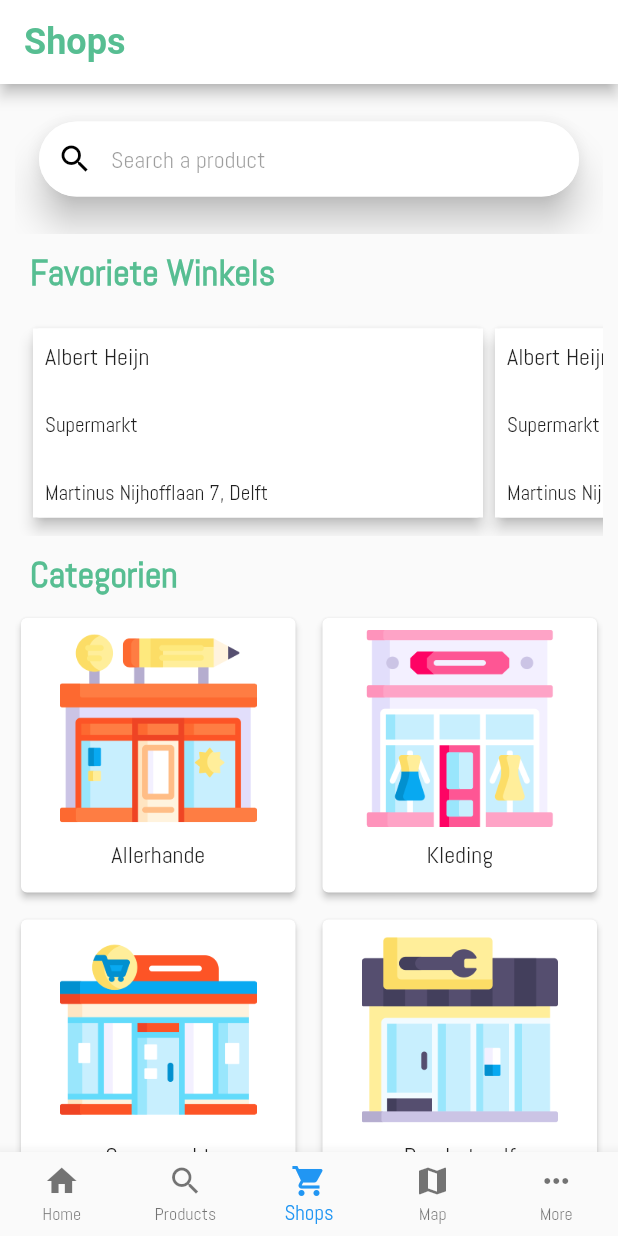
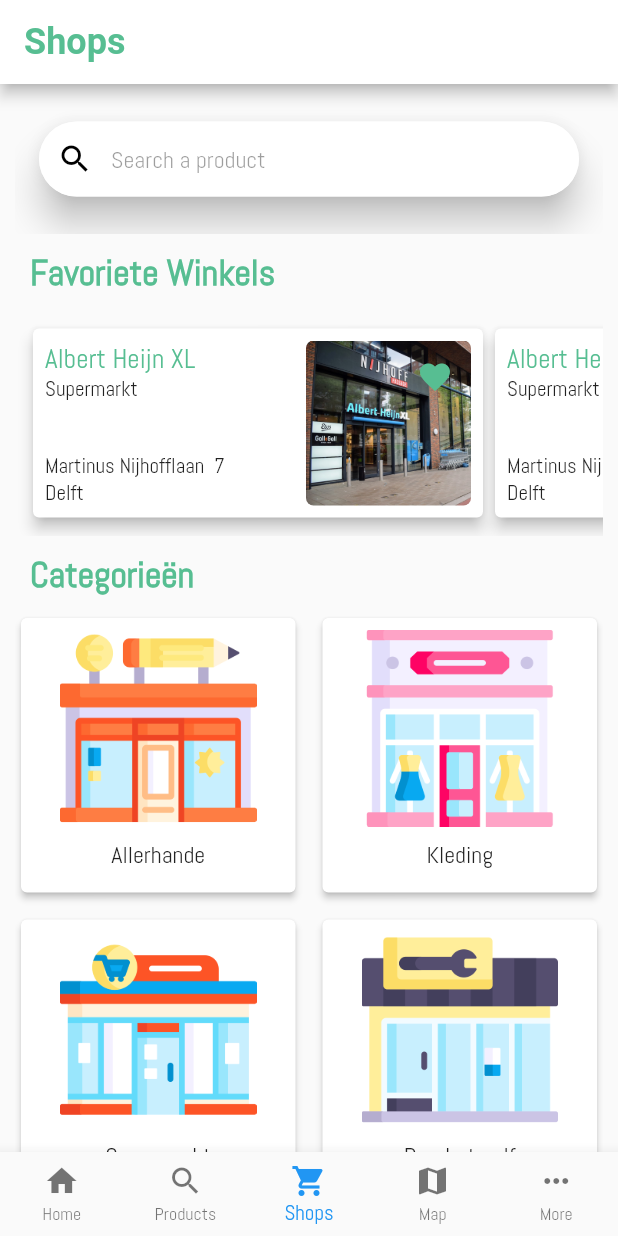
Before and after one commit to abel-vs/shapp, a Flutter app: the screen it shows after launch, item 3 of the bottom bar chosen, on a phone screen of 412 x 824 dp. Run offline on Flutter 3.47's test engine with Material 2 defaults, Android fonts, the phone set to English and light mode, and no system bars; our stand-ins replace google_maps_flutter, location, share.

Commit message:
Added ShopCard
With length-proof text, heck yeah!

```diff
--- a/lib/main.dart
+++ b/lib/main.dart
@@ -46,6 +46,10 @@
             fontWeight: FontWeight.bold,
             fontSize: 24,
           ),
+          subtitle2: TextStyle(
+            color: Color.fromRGBO(87, 190, 146, 1),
+            fontSize: 18,
+          ),
         ),
       ),
 
--- a/lib/screens/shops_page.dart
+++ b/lib/screens/shops_page.dart
@@ -55,7 +55,7 @@
               child: Padding(
                 padding: const EdgeInsets.all(10.0),
                 child: Text(
-                  "Categorien",
+                  "Categorieën",
                   style: Theme.of(context).textTheme.headline6,
                 ),
               ),
--- a/lib/widgets/shop_card.dart
+++ b/lib/widgets/shop_card.dart
@@ -1,32 +1,90 @@
 import 'package:flutter/material.dart';
 
 class ShopCard extends StatelessWidget {
-
   const ShopCard({
     Key key,
   }) : super(key: key);
 
   @override
   Widget build(BuildContext context) {
-    return Card(
+    return InkWell(
+      child: Card(
         child: Container(
           width: 300,
-        color: Colors.white,
           padding: EdgeInsets.all(8),
+          child: Row(
+            mainAxisAlignment: MainAxisAlignment.spaceBetween,
+            children: [
+              Container(
+                width: 150,
                 child: Column(
                   crossAxisAlignment: CrossAxisAlignment.start,
                   mainAxisAlignment: MainAxisAlignment.spaceBetween,
                   children: [
+                    Column(
+                      crossAxisAlignment: CrossAxisAlignment.start,
+                      children: [
                         Text(
-              "Albert Heijn",
-              style: Theme.of(context).textTheme.subtitle1,
+                          "Albert Heijn XL",
+                          style: Theme.of(context).textTheme.subtitle2,
                         ),
                         Text("Supermarkt"),
-            Text("Martinus Nijhofflaan 7, Delft"),
+                      ],
+                    ),
+                    Column(
+                      crossAxisAlignment: CrossAxisAlignment.start,
+                      children: [
+                        Row(
+                          children: [
+                            Flexible(
+                              child: Text(
+                                "Martinus Nijhofflaan",
+                                overflow: TextOverflow.fade,
+                                softWrap: false,
+                              ),
+                            ),
+                            Text(
+                              "  " + "7",
+                            ),
+                          ],
+                        ),
+                        Text(
+                          "Delft",
+                          overflow: TextOverflow.fade,
+                          softWrap: false,
+                        ),
+                      ],
+                    ),
+                  ],
+                ),
+              ),
+              Stack(
+                children: [
+                  ClipRRect(
+                    borderRadius: BorderRadius.circular(5),
+                    child: Image(
+                      image: AssetImage("assets/images/AlbertHeijnXL.jpg"),
+                    ),
+                  ),
+                  Positioned(
+                    top: 0,
+                    right: 0,
+                    child: IconButton(
+                      splashRadius: 10,
+                      icon: Icon(Icons.favorite, color: Theme.of(context).primaryColor,),
+                      onPressed: () => print("Not a favorite anymore"),
+                    ),
+                  ),
+                ],
+              ),
             ],
           ),
         ),
         elevation: 4,
+      ),
+      onTap: () => print("Shop Card Tapped!"),
+      borderRadius: BorderRadius.all(const Radius.circular(5.0)),
+      splashColor: Theme.of(context).primaryColor,
     );
   }
 }
--- a/lib/widgets/shop_tile.dart
+++ b/lib/widgets/shop_tile.dart
@@ -39,7 +39,7 @@
           builder: (context) => ShopBranchPage(),
         ),
       ),
-      borderRadius: BorderRadius.all(const Radius.circular(4.0)),
+      borderRadius: BorderRadius.all(const Radius.circular(5.0)),
       splashColor: Theme.of(context).primaryColor,
     );
   }
--- a/pubspec.yaml
+++ b/pubspec.yaml
@@ -67,6 +67,7 @@
     - assets/images/shops/barber_shop.png
     - assets/lang/en.json
     - assets/lang/nl.json
+    - assets/images/AlbertHeijnXL.jpg
 
   fonts:
     - family: Abel
```
Also changed, not shown: assets/images/AlbertHeijnXL.jpg (added). Lines whose indentation alone changed are shown as unchanged.
